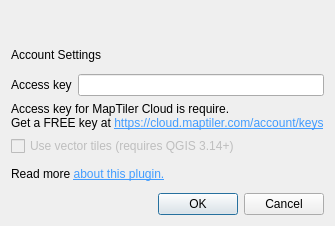
Above: configue_dialog_base.ui from maptiler/qgis-maptiler-plugin before the change. Below: the same form after it.
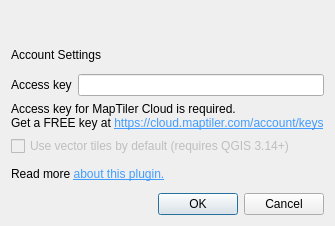
That is the form after the change. Icons and pictures are not drawn.

```diff
--- a/configue_dialog_base.ui
+++ b/configue_dialog_base.ui
@@ -91,7 +91,7 @@
    <item>
     <widget class="QLabel" name="label_3">
      <property name="text">
-      <string>&lt;html&gt;&lt;head/&gt;&lt;body&gt;&lt;p&gt;Access key for MapTiler Cloud is require.&lt;br/&gt;Get a FREE key at &lt;a href=&quot;https://cloud.maptiler.com/account/keys&quot;&gt;&lt;span style=&quot; text-decoration: underline; color:#419cff;&quot;&gt;https://cloud.maptiler.com/account/keys&lt;/span&gt;&lt;/a&gt;&lt;/p&gt;&lt;/body&gt;&lt;/html&gt;</string>
+      <string>&lt;html&gt;&lt;head/&gt;&lt;body&gt;&lt;p&gt;Access key for MapTiler Cloud is required.&lt;br/&gt;Get a FREE key at &lt;a href=&quot;https://cloud.maptiler.com/account/keys&quot;&gt;&lt;span style=&quot; text-decoration: underline; color:#419cff;&quot;&gt;https://cloud.maptiler.com/account/keys&lt;/span&gt;&lt;/a&gt;&lt;/p&gt;&lt;/body&gt;&lt;/html&gt;</string>
      </property>
      <property name="textFormat">
       <enum>Qt::RichText</enum>
@@ -107,7 +107,7 @@
       <bool>false</bool>
      </property>
      <property name="text">
-      <string>Use vector tiles (requires QGIS 3.14+)</string>
+      <string>Use vector tiles by default (requires QGIS 3.14+)</string>
      </property>
     </widget>
    </item>
```
